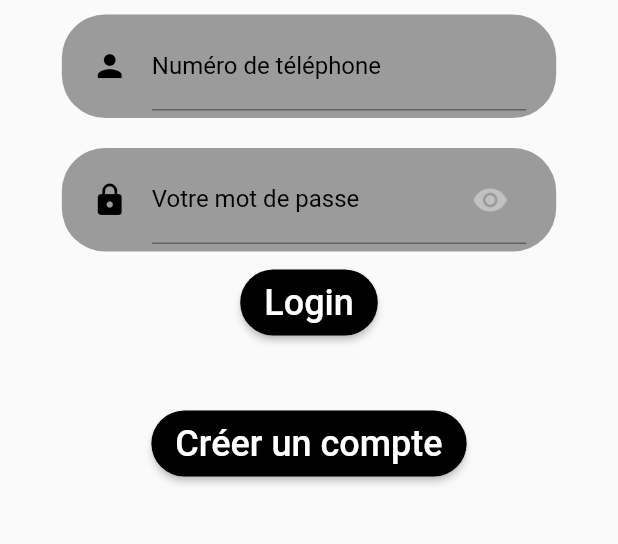
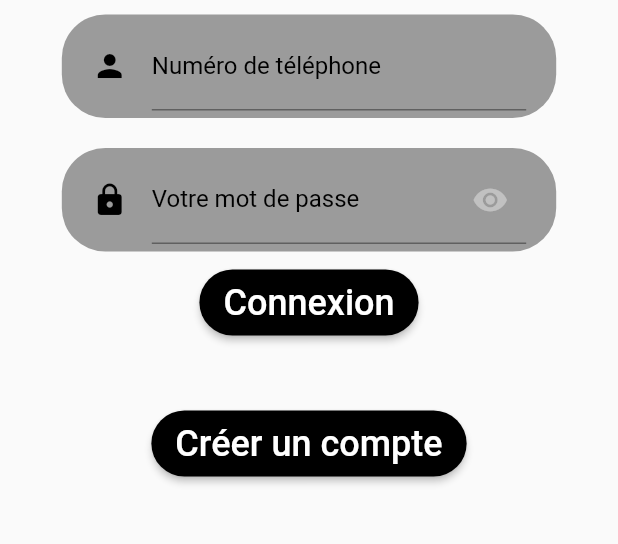
Before and after one commit to cheikhassane/test, a Flutter app: the Compte screen opened directly, after a tap on "Connexion", on a phone screen of 412 x 824 dp, the part 428-972 px from its top. Run offline on Flutter 3.47's test engine with Material 2 defaults, Android fonts, the phone set to English and light mode, and no system bars; our stand-ins replace jwt_decoder, splashscreen; network calls fail.

Commit message:
modify file

```diff
--- a/lib/Page/accesoire.dart
+++ b/lib/Page/accesoire.dart
@@ -291,7 +291,8 @@ class _AccessoireState extends State<Accessoire> {
                             },
                           );
                         } else if (snapshot.hasError) {
-                          return Text("${snapshot.error}");
+                          return Text(
+                              "Veuillez vérifier si votre portable est connecté");
                         }
                         return Center(
                             child: CircularProgressIndicator(
--- a/lib/Page/accueil.dart
+++ b/lib/Page/accueil.dart
@@ -303,7 +303,8 @@ class _AccueilState extends State<Accueil> {
                             },
                           );
                         } else if (snapshot.hasError) {
-                          return Text("${snapshot.error}");
+                          return Text(
+                              "Veuillez vérifier si votre portable est connecté");
                         }
                         return Center(
                             child: CircularProgressIndicator(
--- a/lib/Page/login.dart
+++ b/lib/Page/login.dart
@@ -270,7 +270,7 @@ class _LoginState extends State<Login> {
               //       _sendUser();
               //     }),
               ButtonWidget(
-                  text: 'Login',
+                  text: 'Connexion',
                   onClicked: () {
                     if (_formKey.currentState.validate()) {
                       _sendUser(user.text, pass.text);
```
Also changed, not shown: lib/Page/machine.dart (+9 -1 lines).
